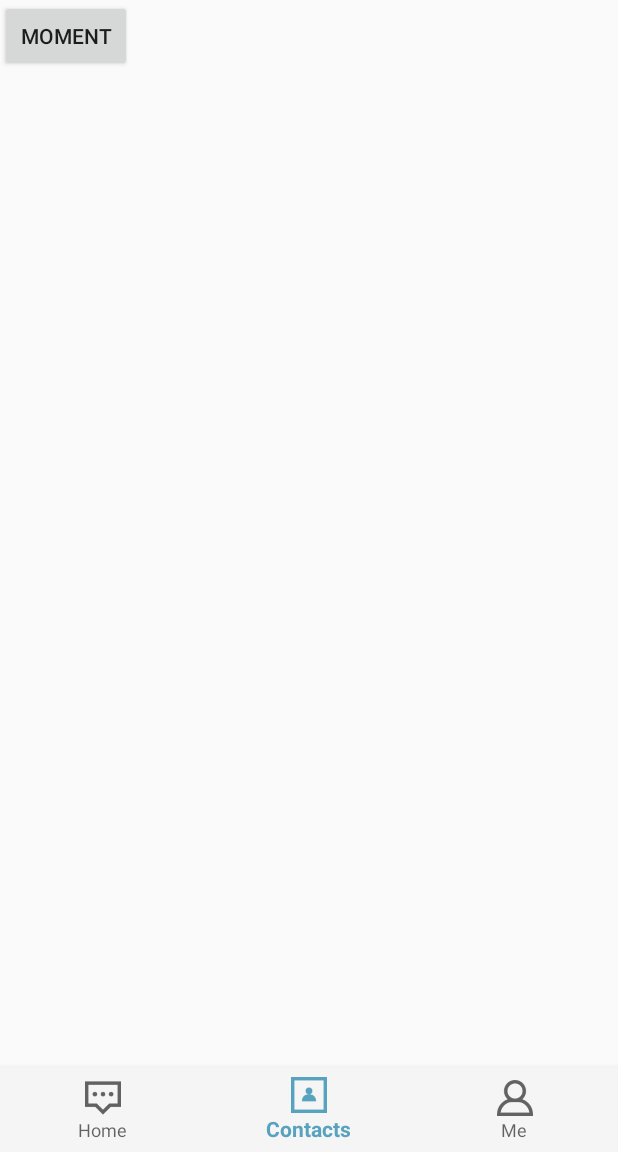
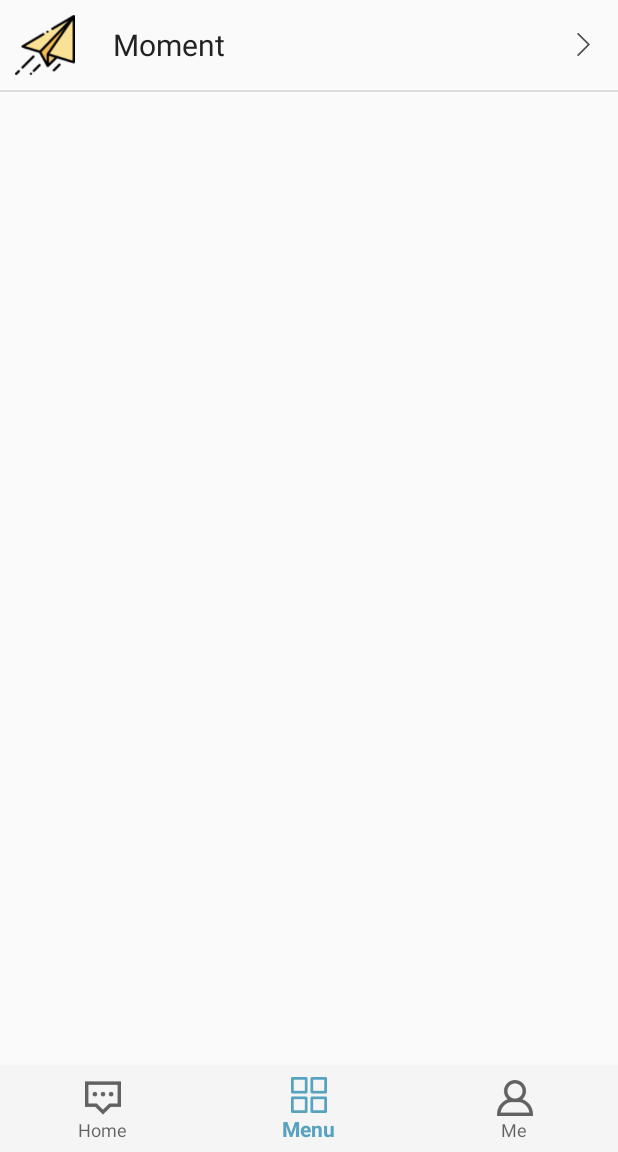
Before and after one commit to DingchunFei/OurChat, an Android app: the MainActivity screen opened directly, with no data from a screen before it, item 2 of the bottom bar chosen, on a phone screen of 412 x 824 dp, the part 84-1236 px from its top. Run offline under Robolectric (Android 15) with nearby library versions, the phone set to English and light mode, and no system bars; our stand-ins replace CircleImageView; pictures from the network do not load; 3 statements that could not run were skipped.

Commit message:
menu layout updated

```diff
--- a/app/src/main/java/com/example/gotsaintwho/DialogueActivity.java
+++ b/app/src/main/java/com/example/gotsaintwho/DialogueActivity.java
@@ -1,7 +1,5 @@
 package com.example.gotsaintwho;
 
-import androidx.annotation.Nullable;
-import androidx.appcompat.app.AppCompatActivity;
 import androidx.appcompat.widget.Toolbar;
 import androidx.recyclerview.widget.LinearLayoutManager;
 import androidx.recyclerview.widget.RecyclerView;
@@ -10,29 +8,22 @@ import android.content.BroadcastReceiver;
 import android.content.Context;
 import android.content.Intent;
 import android.content.IntentFilter;
-import android.database.sqlite.SQLiteDatabase;
 import android.os.Bundle;
-import android.os.Handler;
-import android.os.Message;
-import android.os.PersistableBundle;
 import android.view.View;
 import android.widget.Button;
 import android.widget.EditText;
 
 import com.example.gotsaintwho.adapter.MsgAdapter;
 import com.example.gotsaintwho.dialogue.DialogueQueue;
-import com.example.gotsaintwho.fragment.ChatListFragment;
 import com.example.gotsaintwho.pojo.DialogueMsgDTO;
 import com.example.gotsaintwho.pojo.Msg;
 import com.example.gotsaintwho.pojo.MsgDBPojo;
 import com.example.gotsaintwho.pojo.User;
 import com.example.gotsaintwho.utils.DBUtil;
 
-import java.util.ArrayList;
 import java.util.LinkedList;
 import java.util.List;
-import java.util.Map;
-import java.util.concurrent.ConcurrentHashMap;
+
 
 public class DialogueActivity extends BaseActivity {
 
@@ -41,7 +32,6 @@ public class DialogueActivity extends BaseActivity {
     private EditText inputText;
     private Button send;
     private RecyclerView msgRecyclerView;
-    //public static String currentTargetUserId;
     private MsgAdapter adapter;
     private User user = null;
     private User targetUser = null;
@@ -52,7 +42,6 @@ public class DialogueActivity extends BaseActivity {
     class MsgReceiver extends BroadcastReceiver {
         @Override
         public void onReceive(Context context, Intent intent) {
-            //Toast.makeText(context, "new msg received", Toast.LENGTH_SHORT).show();
             //一旦接收到消息传递的广播，就刷新页面！
             adapter.notifyItemInserted(msgs.size() - 1); // 当有新消息时， 刷新RecyclerView中的显示
             msgRecyclerView.scrollToPosition(msgs.size() - 1); // 将 RecyclerView定位到最后一行
@@ -100,10 +89,9 @@ public class DialogueActivity extends BaseActivity {
         user = (User) intent.getSerializableExtra("user_info");
         targetUser = (User) intent.getSerializableExtra("target_user_info");
 
-        //设置toolbar的内容
+        //设置toolbar的内容,变成Target user的id
         getSupportActionBar().setTitle(targetUser.getUsername());
 
-        //initMsgs(); // 初始化消息数据
         inputText = findViewById(R.id.input_text);
         send = findViewById(R.id.send);
         msgRecyclerView = findViewById(R.id.msg_recycler_view);
@@ -113,7 +101,7 @@ public class DialogueActivity extends BaseActivity {
         //设置当前的目标用户
         currentTargetUserId = targetUser.getUserId();
         //获取与targetUser的聊天全部内容
-        msgs = msgListMap.get(targetUser.getUserId());
+        msgs = msgListMap.get(currentTargetUserId);
         if(msgs == null){   //说明这个用户是第一次聊天
             msgs = new LinkedList<>();
             //看看数据库里有没有之前的聊天记录
@@ -138,10 +126,7 @@ public class DialogueActivity extends BaseActivity {
                     inputText.setText(""); // 清空输入框中的内容
 
                     //向数据库存入新数据
-                    MsgDBPojo msgDBPojo = new MsgDBPojo(msg.getContent(), Msg.TYPE_SENT, currentTargetUserId);
-                    //存入数据库中
-                    //SQLiteDatabase db = DBUtil.getDb(DialogueActivity.this);
-                    DBUtil.saveMsgDBPojo(msgDBPojo);
+                    DBUtil.saveMsgDBPojo(new MsgDBPojo(msg.getContent(), Msg.TYPE_SENT, currentTargetUserId));
 
                     //向服务器发送数据
                     sendMsg2Server(user, msg, targetUser.getUserId());
@@ -157,12 +142,4 @@ public class DialogueActivity extends BaseActivity {
         DialogueQueue.sendDialogue(dialogueMsgDTO);
     }
 
-/*    private void initMsgs() {
-        Msg msg1 = new Msg("Hello guy.", Msg.TYPE_RECEIVED);
-        msgList.add(msg1);
-        Msg msg2 = new Msg("Hello. Who is that?", Msg.TYPE_SENT);
-        msgList.add(msg2);
-        Msg msg3 = new Msg("This is Tom. Nice talking to you. ", Msg.TYPE_RECEIVED);
-        msgList.add(msg3);
-    }*/
 }
--- /dev/null
+++ b/app/src/main/java/com/example/gotsaintwho/adapter/MultifunctionAdapter.java
@@ -0,0 +1,64 @@
+package com.example.gotsaintwho.adapter;
+
+import android.view.LayoutInflater;
+import android.view.View;
+import android.view.ViewGroup;
+import android.widget.ImageView;
+import android.widget.TextView;
+
+import androidx.recyclerview.widget.RecyclerView;
+
+import com.example.gotsaintwho.R;
+import com.example.gotsaintwho.pojo.Multifunction;
+
+import java.util.List;
+
+public class MultifunctionAdapter extends RecyclerView.Adapter<MultifunctionAdapter.ViewHolder> {
+    private List<Multifunction> mMultifunctionList;
+
+    static class ViewHolder extends RecyclerView.ViewHolder {
+        View multifunctionView;
+        ImageView multifunctionIcon;
+        TextView multifunctionName;
+
+        public ViewHolder(View view) {
+            super(view);
+            multifunctionView = view;
+            multifunctionIcon = view.findViewById(R.id.multifunction_icon);
+            multifunctionName = view.findViewById(R.id.multifunction_name);
+        }
+    }
+
+    public MultifunctionAdapter(List<Multifunction> MultifunctionList) {
+        mMultifunctionList = MultifunctionList;
+    }
+
+    @Override
+    public ViewHolder onCreateViewHolder(ViewGroup parent, int viewType) {
+        View view = LayoutInflater.from(parent.getContext()).inflate(R.layout.item_multifunction, parent, false);
+        final ViewHolder holder = new ViewHolder(view);
+        holder.multifunctionView.setOnClickListener(new View.OnClickListener() {
+            @Override
+            public void onClick(View v) {
+                int position = holder.getAdapterPosition();
+                Multifunction multifunction = mMultifunctionList.get(position);
+                //执行对应的封装好的点击事件
+                multifunction.getViewOnClickListener().execute();
+            }
+        });
+        return holder;
+    }
+
+    @Override
+    public void onBindViewHolder(ViewHolder holder, int position) {
+        Multifunction multifunction = mMultifunctionList.get(position);
+        holder.multifunctionIcon.setImageResource(multifunction.getIcon());
+        holder.multifunctionName.setText(multifunction.getName());
+    }
+
+    @Override
+    public int getItemCount() {
+        return mMultifunctionList.size();
+    }
+
+}
--- /dev/null
+++ b/app/src/main/java/com/example/gotsaintwho/callbackListener/ViewOnClickListener.java
@@ -0,0 +1,5 @@
+package com.example.gotsaintwho.callbackListener;
+
+public interface ViewOnClickListener {
+    public abstract void execute();
+}
--- a/app/src/main/java/com/example/gotsaintwho/fragment/MultifunctionFragment.java
+++ b/app/src/main/java/com/example/gotsaintwho/fragment/MultifunctionFragment.java
@@ -10,31 +10,63 @@ import android.widget.Button;
 import androidx.annotation.NonNull;
 import androidx.annotation.Nullable;
 import androidx.fragment.app.Fragment;
+import androidx.recyclerview.widget.DividerItemDecoration;
+import androidx.recyclerview.widget.LinearLayoutManager;
+import androidx.recyclerview.widget.RecyclerView;
 
 import com.example.gotsaintwho.DialogueActivity;
 import com.example.gotsaintwho.MomentActivity;
 import com.example.gotsaintwho.R;
+import com.example.gotsaintwho.adapter.MultifunctionAdapter;
+import com.example.gotsaintwho.callbackListener.ViewOnClickListener;
+import com.example.gotsaintwho.pojo.Multifunction;
 import com.example.gotsaintwho.pojo.User;
+
+import java.util.ArrayList;
+import java.util.List;
 
 public class MultifunctionFragment extends Fragment {
 
-    private User user = null;
+    private List<Multifunction> multifunctionList = new ArrayList<>();
+    private User user;
 
     @Nullable
     @Override
     public View onCreateView(@NonNull LayoutInflater inflater, @Nullable ViewGroup container, @Nullable Bundle savedInstanceState) {
         View view = inflater.inflate(R.layout.fragment_multifunction, container, false);
 
-        Button button = view.findViewById(R.id.moment_button);
+        user = (User) getActivity().getIntent().getSerializableExtra("user_info");
+        //初始化多功能列表
+        initMultifunction();
+        RecyclerView recyclerView = view.findViewById(R.id.multifunction_recycler_view);
+        LinearLayoutManager layoutManager = new LinearLayoutManager(getActivity());
+        //加一条横线
+        recyclerView.addItemDecoration(new DividerItemDecoration(getActivity(),DividerItemDecoration.VERTICAL));
+        recyclerView.setLayoutManager(layoutManager);
+        MultifunctionAdapter adapter = new MultifunctionAdapter(multifunctionList);
+        recyclerView.setAdapter(adapter);
+/*        Button button = view.findViewById(R.id.moment_button);
         button.setOnClickListener(new View.OnClickListener() {
             @Override
             public void onClick(View view) {
-                user = (User) getActivity().getIntent().getSerializableExtra("user_info");
+
                 Intent intent = new Intent(getActivity(), MomentActivity.class);
                 intent.putExtra("user_info", user);
                 startActivity(intent);
             }
-        });
+        });*/
         return view;
     }
+
+    private void initMultifunction(){
+        //第一个是朋友圈
+        multifunctionList.add(new Multifunction("Moment", R.drawable.plane, new ViewOnClickListener() {
+            @Override
+            public void execute() {
+                Intent intent = new Intent(getActivity(), MomentActivity.class);
+                intent.putExtra("user_info", user);
+                startActivity(intent);
+            }
+        }));
+    }
 }
--- /dev/null
+++ b/app/src/main/java/com/example/gotsaintwho/pojo/Multifunction.java
@@ -0,0 +1,43 @@
+package com.example.gotsaintwho.pojo;
+
+import com.example.gotsaintwho.callbackListener.ViewOnClickListener;
+
+/**
+ * 例如朋友圈选项，GPS周边定位选项等
+ */
+public class Multifunction{
+
+    private String name;
+    private int icon;
+    private ViewOnClickListener viewOnClickListener;
+
+    public Multifunction(String name, int icon, ViewOnClickListener viewOnClickListener) {
+        this.name = name;
+        this.icon = icon;
+        this.viewOnClickListener = viewOnClickListener;
+    }
+
+    public String getName() {
+        return name;
+    }
+
+    public void setName(String name) {
+        this.name = name;
+    }
+
+    public int getIcon() {
+        return icon;
+    }
+
+    public void setIcon(int icon) {
+        this.icon = icon;
+    }
+
+    public ViewOnClickListener getViewOnClickListener() {
+        return viewOnClickListener;
+    }
+
+    public void setViewOnClickListener(ViewOnClickListener viewOnClickListener) {
+        this.viewOnClickListener = viewOnClickListener;
+    }
+}
--- a/app/src/main/res/layout/activity_dialogue.xml
+++ b/app/src/main/res/layout/activity_dialogue.xml
@@ -31,7 +31,7 @@
             android:layout_height="wrap_content"
             android:layout_weight="1"
             android:hint="Type something here"
-            android:maxLines="2" />
+            android:maxLines="5" />
 
         <Button
             android:id="@+id/send"
--- a/app/src/main/res/layout/fragment_multifunction.xml
+++ b/app/src/main/res/layout/fragment_multifunction.xml
@@ -4,9 +4,15 @@
     android:layout_height="match_parent"
     android:orientation="vertical">
 
-    <Button
+<!--    <Button
         android:id="@+id/moment_button"
         android:layout_width="wrap_content"
         android:layout_height="wrap_content"
-        android:text="Moment" />
+        android:text="Moment" />-->
+
+    <androidx.recyclerview.widget.RecyclerView
+        android:id="@+id/multifunction_recycler_view"
+        android:layout_width="match_parent"
+        android:layout_height="0dp"
+        android:layout_weight="1" />
 </LinearLayout>
--- /dev/null
+++ b/app/src/main/res/layout/item_multifunction.xml
@@ -0,0 +1,38 @@
+<?xml version="1.0" encoding="utf-8"?>
+<LinearLayout xmlns:android="http://schemas.android.com/apk/res/android"
+    android:layout_width="match_parent"
+    android:layout_height="60dp"
+    android:orientation="horizontal">
+
+    <ImageView
+        android:id="@+id/multifunction_icon"
+        android:layout_height="40dp"
+        android:layout_width="40dp"
+        android:layout_gravity="center_vertical"
+        android:layout_margin="10dp"/>
+
+    <TextView android:id="@+id/multifunction_name"
+        android:gravity="left"
+        android:layout_height="wrap_content"
+        android:layout_width="wrap_content"
+        android:layout_marginLeft="15dp"
+        android:textSize="20dp"
+        android:layout_gravity="center_vertical"
+        android:textColor="#222"
+        android:text="fifi"/>
+
+    <LinearLayout
+        android:layout_width="match_parent"
+        android:layout_height="60dp"
+        android:orientation="horizontal"
+        android:gravity="right">
+        <ImageView
+            android:layout_width="15dp"
+            android:layout_height="15dp"
+            android:layout_gravity="center"
+            android:layout_margin="15dp"
+            android:src="@drawable/next" />
+    </LinearLayout>
+
+
+</LinearLayout>
--- a/app/src/main/res/menu/bottom_menu_main.xml
+++ b/app/src/main/res/menu/bottom_menu_main.xml
@@ -4,8 +4,8 @@
     android:icon="@drawable/ic_conversation"
     android:title="Home"></item>
 <item android:id="@+id/item2"
-    android:icon="@drawable/ic_contacts"
-    android:title="Contacts"></item>
+    android:icon="@drawable/ic_menu"
+    android:title="Menu"></item>
 <item android:id="@+id/item3"
     android:icon="@drawable/ic_user"
     android:title="Me"></item>
```
Also changed, not shown: app/src/main/res/drawable/ic_menu.png (added), app/src/main/res/drawable/next.png (added), app/src/main/res/drawable/plane.png (added).
